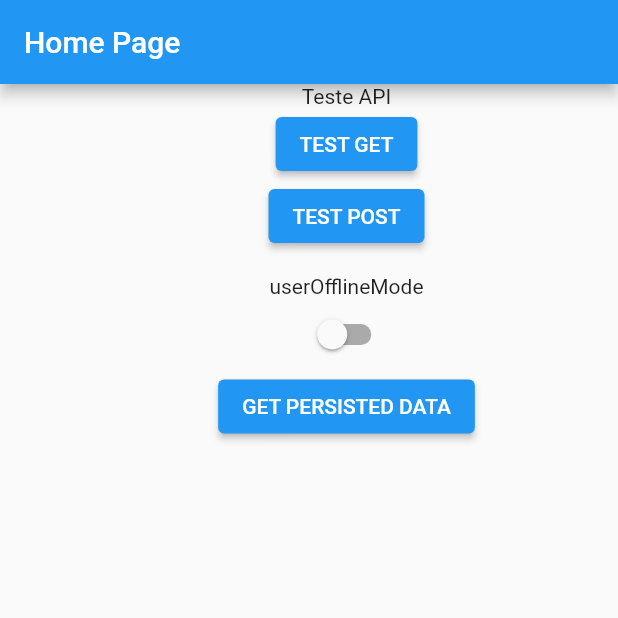
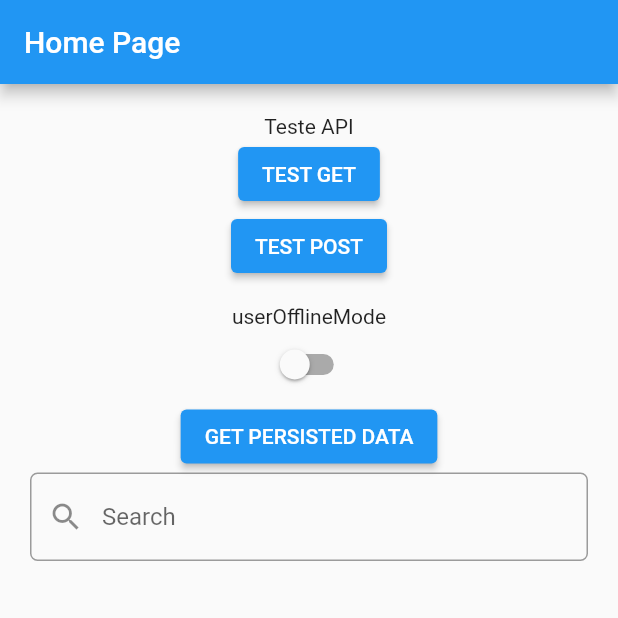
Before and after one commit to giovane-bortoli/dio_project, a Flutter app: the screen it shows after launch, on a phone screen of 412 x 824 dp, the top half of it. Run offline on Flutter 3.47's test engine with Material 2 defaults, Android fonts, the phone set to English and light mode, and no system bars; our stand-ins replace dio, flutter_dotenv, flutter_mobx, get_it, mobx, shared_preferences; generated files the repository leaves out were written again.

Commit message:
criação do método de busca

```diff
--- a/lib/features/dio_test/services/prefs.dart
+++ b/lib/features/dio_test/services/prefs.dart
@@ -4,15 +4,9 @@ import 'dart:developer';
 
 import 'package:shared_preferences/shared_preferences.dart';
 
-import 'package:dio_project/features/dio_test/controller/annoucements_store.dart';
 import 'package:dio_project/features/dio_test/models/annoucements_model.dart';
 
 class Prefs {
-  final AnnoucementStore? store;
-  Prefs({
-    this.store,
-  });
-
   static const String annoucementsKey = 'annoucements';
 
   Future<void> saveData(List<AnnoucementsModel> annoucementModel) async {
@@ -20,10 +14,10 @@ class Prefs {
     final annoucementsList =
         annoucementModel.map((e) => jsonEncode(e.toJson())).toList();
     await prefs.setStringList(annoucementsKey, annoucementsList);
-    prefs.setBool(annoucementsKey, store!.userOffline);
     inspect(annoucementsList);
   }
 
+  //realizar tratamento de erro
   Future<List<AnnoucementsModel>> getData() async {
     final prefs = await SharedPreferences.getInstance();
     final annoucementSerialized = prefs.getStringList(annoucementsKey);
--- a/lib/features/dio_test/views/home_screen.dart
+++ b/lib/features/dio_test/views/home_screen.dart
@@ -42,11 +42,11 @@ class _MyHomePageState extends State<MyHomePage> {
   }
 
   Widget content(context) {
-    return Padding(
-      padding: const EdgeInsets.only(left: 50),
-      child: SingleChildScrollView(
-        child: Observer(builder: (context) {
-          return Column(
+    return SingleChildScrollView(
+      child: Observer(builder: (context) {
+        return Padding(
+          padding: const EdgeInsets.all(20),
+          child: Column(
             mainAxisAlignment: MainAxisAlignment.center,
             crossAxisAlignment: CrossAxisAlignment.center,
             children: [
@@ -56,11 +56,12 @@ class _MyHomePageState extends State<MyHomePage> {
               _secondTitle(),
               _switchButton(),
               _buttonGetPersistedData(),
+              _searchField(),
               _listPersistedData(),
             ],
-          );
-        }),
-      ),
+          ),
+        );
+      }),
     );
   }
 
@@ -101,6 +102,19 @@ class _MyHomePageState extends State<MyHomePage> {
         child: const Text('GET PERSISTED DATA'),
       );
 
+  Widget _searchField() => TextField(
+        decoration: InputDecoration(
+          hintText: 'Search',
+          prefixIcon: const Icon(Icons.search),
+          border: OutlineInputBorder(
+            borderRadius: BorderRadius.circular(5),
+          ),
+        ),
+        onChanged: (value) {
+          annoucementStore.updateList(value);
+        },
+      );
+
   Widget _listPersistedData() => ListView.builder(
         itemCount: annoucementStore.announcementList.length,
         physics: const ScrollPhysics(),
```
Also changed, not shown: lib/features/dio_test/controller/annoucements_store.dart (+8 -0 lines).
